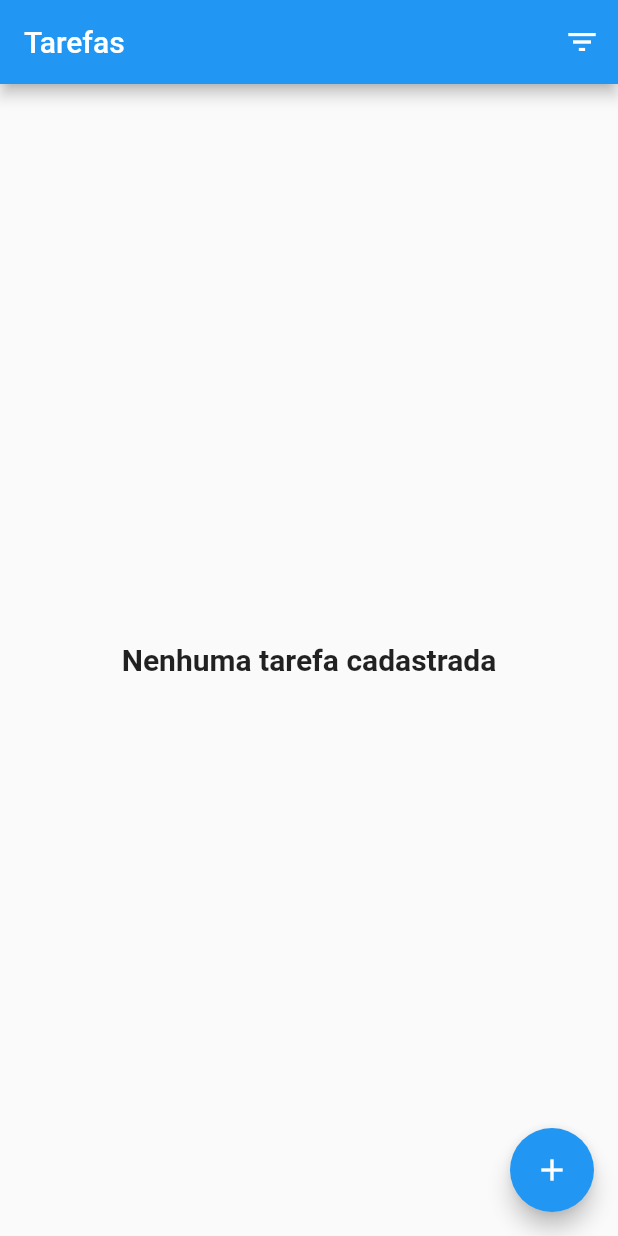
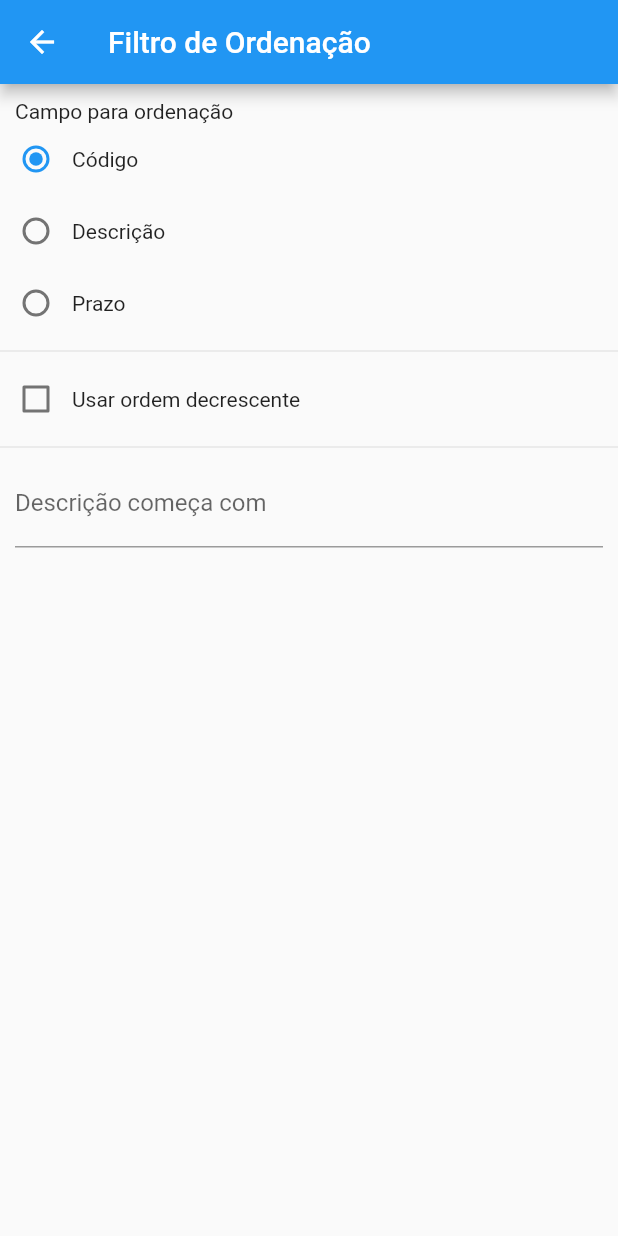
Before and after one commit to GiovaniMarcarini/gerenciador, a Flutter app: the screen it shows after launch, after a tap on the "filter list" icon, on a phone screen of 412 x 824 dp. Run offline on Flutter 3.47's test engine with Material 2 defaults, Android fonts, the phone set to English and light mode, and no system bars; our stand-ins replace shared_preferences.

Commit message:
Commit 06/09

```diff
--- a/lib/main.dart
+++ b/lib/main.dart
@@ -1,4 +1,5 @@
 import 'package:flutter/material.dart';
+import 'package:gerenciador/pages/filtro_page.dart';
 import 'package:gerenciador/pages/lista_tarefas_pages.dart';
 
 void main() {
@@ -18,6 +19,9 @@ class MyApp extends StatelessWidget {
         primarySwatch: Colors.blue,
       ),
       home: ListaTarefasPage(),
+      routes: {
+        FiltroPage.ROUTE_NAME: (BuildContext context) => FiltroPage(),
+      },
     );
   }
 }
--- /dev/null
+++ b/lib/pages/filtro_page.dart
@@ -0,0 +1,123 @@
+import 'package:flutter/material.dart';
+import 'package:shared_preferences/shared_preferences.dart';
+import '../model/tarefa.dart';
+
+class FiltroPage extends StatefulWidget{
+  static const ROUTE_NAME = '/filtro';
+  static const chaveCampoOrdenacao = 'campoOrdenacao';
+  static const chaveOrdenacaoDrescente = 'usarOrdenacaoDrescente';
+  static const chaveFiltroDescricao = 'filtroDescricao';
+
+  @override
+  _FiltroPageState createState() => _FiltroPageState();
+}
+
+class _FiltroPageState extends State<FiltroPage>{
+  final _camposParaOrdenacao = {
+    Tarefa.CAMPO_ID: 'Código',
+    Tarefa.CAMPO_DESCRICAO: 'Descrição',
+    Tarefa.CAMPO_PRAZO: 'Prazo'
+  };
+  late final SharedPreferences _prefs;
+  final _descricaoController = TextEditingController();
+  String _campoOrdenacao = Tarefa.CAMPO_ID;
+  bool _usarOrdenacaoDrescente = false;
+  bool _alterouvalores = false;
+
+  @override
+  void initState(){
+    super.initState();
+    _carregarSharedPreference();
+  }
+
+  void _carregarSharedPreference() async{
+    _prefs = await SharedPreferences.getInstance();
+    setState(() {
+      _campoOrdenacao = _prefs.getString(FiltroPage.chaveCampoOrdenacao) ?? Tarefa.CAMPO_ID;
+      _usarOrdenacaoDrescente = _prefs.getBool(FiltroPage.chaveOrdenacaoDrescente) == true;
+      _descricaoController.text = _prefs.getString(FiltroPage.chaveFiltroDescricao) ?? '';
+    });
+  }
+
+  @override
+  Widget build(BuildContext context){
+    return WillPopScope(
+      onWillPop: _onVoltarClick,
+      child: Scaffold(
+        appBar: AppBar(
+          title: const Text('Filtro de Ordenação'),
+        ),
+        body: _criarBody(),
+      ),
+    );
+
+  }
+
+  Widget _criarBody() => ListView(
+    children: [
+      const Padding(
+        padding: EdgeInsets.only(left: 10, top: 10),
+        child: Text('Campo para ordenação'),
+      ),
+      for (final campo in _camposParaOrdenacao.keys)
+        Row(
+          children: [
+            Radio(
+              value: campo,
+              groupValue: _campoOrdenacao,
+              onChanged: _onCampoOrdenacaoChanged,
+            ),
+            Text(_camposParaOrdenacao[campo]!),
+          ],
+        ),
+      const Divider(),
+      Row(
+        children: [
+          Checkbox(
+            value: _usarOrdenacaoDrescente,
+            onChanged: _onUsarOrdemDecrescente,
+          ),
+          const Text('Usar ordem decrescente'),
+        ],
+      ),
+      const Divider(),
+      Padding(
+        padding: const EdgeInsets.symmetric(horizontal: 10),
+        child: TextField(
+          decoration: const InputDecoration(
+            labelText: 'Descrição começa com',
+          ),
+          controller: _descricaoController,
+          onChanged: _onFiltroDescricaoChanged,
+        ),
+      )
+
+    ],
+  );
+
+  void _onCampoOrdenacaoChanged(String? valor){
+    _prefs.setString(FiltroPage.chaveCampoOrdenacao, valor!);
+    _alterouvalores = true;
+    setState(() {
+      _campoOrdenacao = valor;
+    });
+  }
+  void _onUsarOrdemDecrescente(bool? valor){
+    _prefs.setBool(FiltroPage.chaveOrdenacaoDrescente, valor!);
+    _alterouvalores = true;
+    setState(() {
+      _usarOrdenacaoDrescente = valor;
+    });
+  }
+
+  void _onFiltroDescricaoChanged(String? valor){
+    _prefs.setString(FiltroPage.chaveFiltroDescricao, valor ?? '');
+    _alterouvalores = true;
+  }
+
+  Future<bool> _onVoltarClick() async {
+    Navigator.of(context).pop(_alterouvalores);
+    return true;
+  }
+
+}
--- a/pubspec.yaml
+++ b/pubspec.yaml
@@ -36,6 +36,7 @@ dependencies:
   cupertino_icons: ^1.0.2
   flutter_lints: ^2.0.0
   intl: ^0.17.0
+  shared_preferences: ^2.0.15
 
 dev_dependencies:
   flutter_test:
```
Also changed, not shown: lib/pages/lista_tarefas_pages.dart (+30 -2 lines), pubspec.lock.
